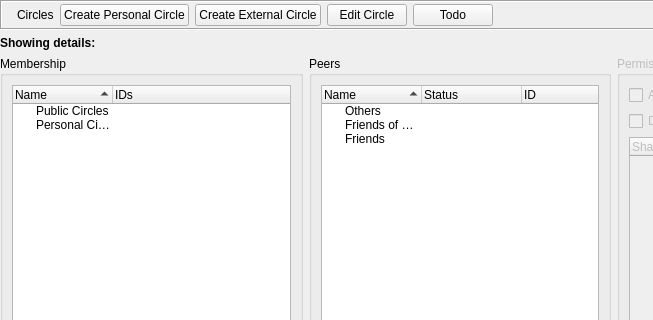
Before: the Qt Designer form retroshare-gui/src/gui/Circles/CirclesDialog.ui in RetroShare/RetroShare, drawn with Qt 5; both pictures show x 0 to 653 and y 0 to 320 of the 920 by 568 pixel window.
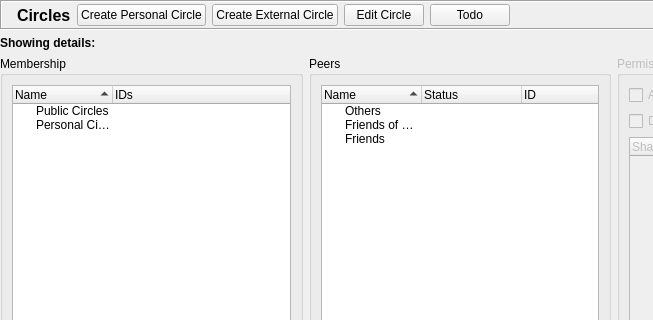
After: the same form once the commit is applied. Icons and pictures are not drawn. Custom widgets are drawn as their Qt base class.

Diff of the .ui file:
```diff
--- a/retroshare-gui/src/gui/Circles/CirclesDialog.ui
+++ b/retroshare-gui/src/gui/Circles/CirclesDialog.ui
@@ -49,7 +49,14 @@
        </widget>
       </item>
       <item>
-       <widget class="StyledLabel" name="titleBarLabel">
+       <widget class="QLabel" name="titleBarLabel">
+        <property name="font">
+         <font>
+          <pointsize>12</pointsize>
+          <weight>75</weight>
+          <bold>true</bold>
+         </font>
+        </property>
         <property name="text">
          <string>Circles</string>
         </property>
@@ -247,13 +254,6 @@
    </item>
   </layout>
  </widget>
- <customwidgets>
-  <customwidget>
-   <class>StyledLabel</class>
-   <extends>QLabel</extends>
-   <header>gui/common/StyledLabel.h</header>
-  </customwidget>
- </customwidgets>
  <resources>
   <include location="../images.qrc"/>
   <include location="../icons.qrc"/>
```
